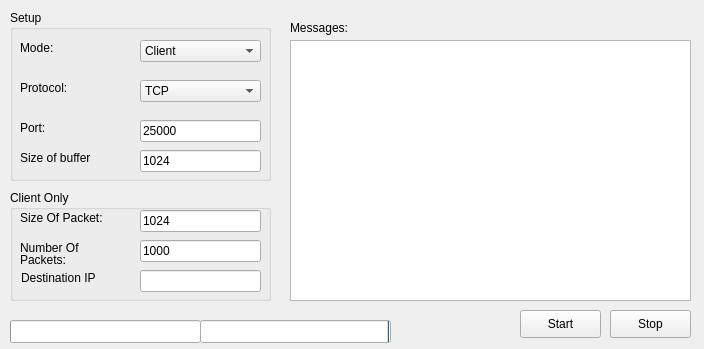
Above: mainwindow.ui from isaacmorneau/4985_asn2 before the change. Below: the same form after it.
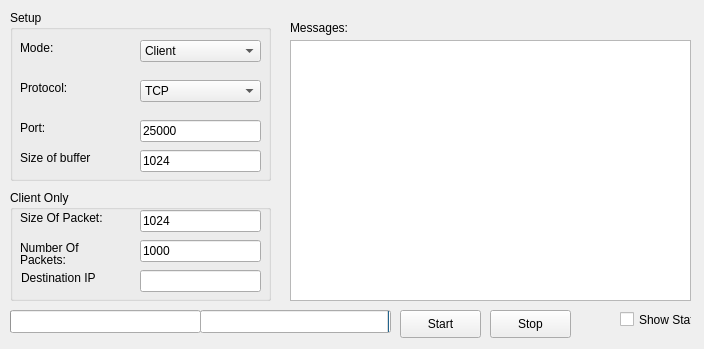
That is the form after the change.

Commit message:
Added another hack, this time to show a dialog
to keep the pointer inside of the main dialog it needed to be void*
otherwise qt's inheritance broke it

The edit to the form file:
```diff
--- a/mainwindow.ui
+++ b/mainwindow.ui
@@ -265,7 +265,7 @@
    <widget class="QPushButton" name="pushButtonStart">
     <property name="geometry">
      <rect>
-      <x>520</x>
+      <x>400</x>
       <y>310</y>
       <width>81</width>
       <height>28</height>
@@ -279,7 +279,7 @@
     <property name="geometry">
      <rect>
       <x>10</x>
-      <y>320</y>
+      <y>310</y>
       <width>191</width>
       <height>23</height>
      </rect>
@@ -295,7 +295,7 @@
     <property name="geometry">
      <rect>
       <x>200</x>
-      <y>320</y>
+      <y>310</y>
       <width>191</width>
       <height>23</height>
      </rect>
@@ -326,7 +326,7 @@
    <widget class="QPushButton" name="pushButtonStop">
     <property name="geometry">
      <rect>
-      <x>610</x>
+      <x>490</x>
       <y>310</y>
       <width>81</width>
       <height>28</height>
@@ -336,6 +336,19 @@
      <string>Stop</string>
     </property>
    </widget>
+   <widget class="QCheckBox" name="checkBoxStats">
+    <property name="geometry">
+     <rect>
+      <x>620</x>
+      <y>310</y>
+      <width>72</width>
+      <height>19</height>
+     </rect>
+    </property>
+    <property name="text">
+     <string>Show Stats</string>
+    </property>
+   </widget>
   </widget>
  </widget>
  <layoutdefault spacing="6" margin="11"/>
```
The commit also changes 9 other files.
